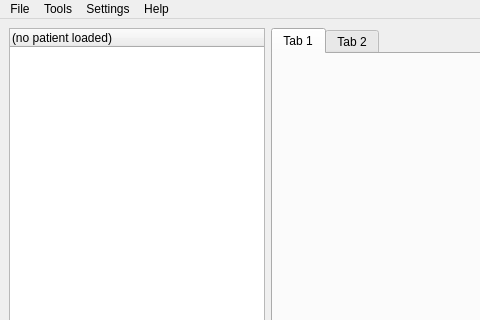
This is pytripgui/view/main_window.ui in pytrip/pytripgui as Qt 5 draws it before an edit; both pictures show x 0 to 480 and y 0 to 320 of the 942 by 585 pixel window. The edited form follows.
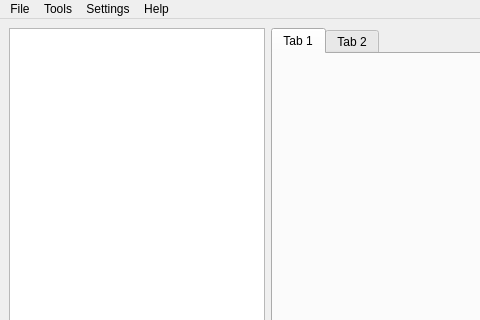
This is the edited form.

Commit message:
Switch to TreeView and new mode. (#153)
* Switch to TreeView and new mode.

* Add handlers for submenu in treeview

* Fix error when running in python2.

* Prepare for DOS view.

* Dos Cubes can now be imported and displayed.

* Add commandline options for easier testing.

* Add -V option to print current version.

* import cleaning
logging added to test suite

* removing dose contours feature (as new matplotlib version do
not expose old-style API for contouring)

* tox setup added

* tox added to test reqs, improved testing suite

* missing items added

```diff
--- a/pytripgui/view/main_window.ui
+++ b/pytripgui/view/main_window.ui
@@ -16,13 +16,7 @@
   <widget class="QWidget" name="centralwidget">
    <layout class="QHBoxLayout" name="horizontalLayout_2">
     <item alignment="Qt::AlignLeft">
-     <widget class="QTreeWidget" name="treeWidget">
-      <column>
-       <property name="text">
-        <string notr="true">(no patient loaded)</string>
-       </property>
-      </column>
-     </widget>
+     <widget class="QTreeView" name="treeView"/>
     </item>
     <item>
      <widget class="QTabWidget" name="tabWidget">
```
Left out of the diff: 24 changed lines with no effect on the pictures. The commit also changes 15 other files.
